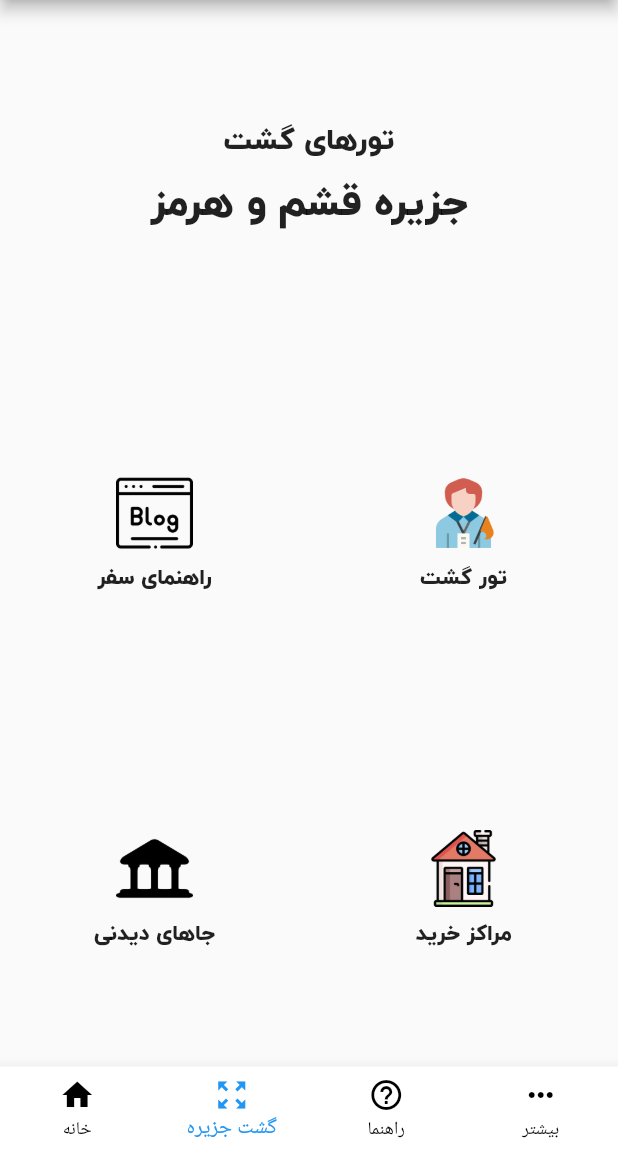
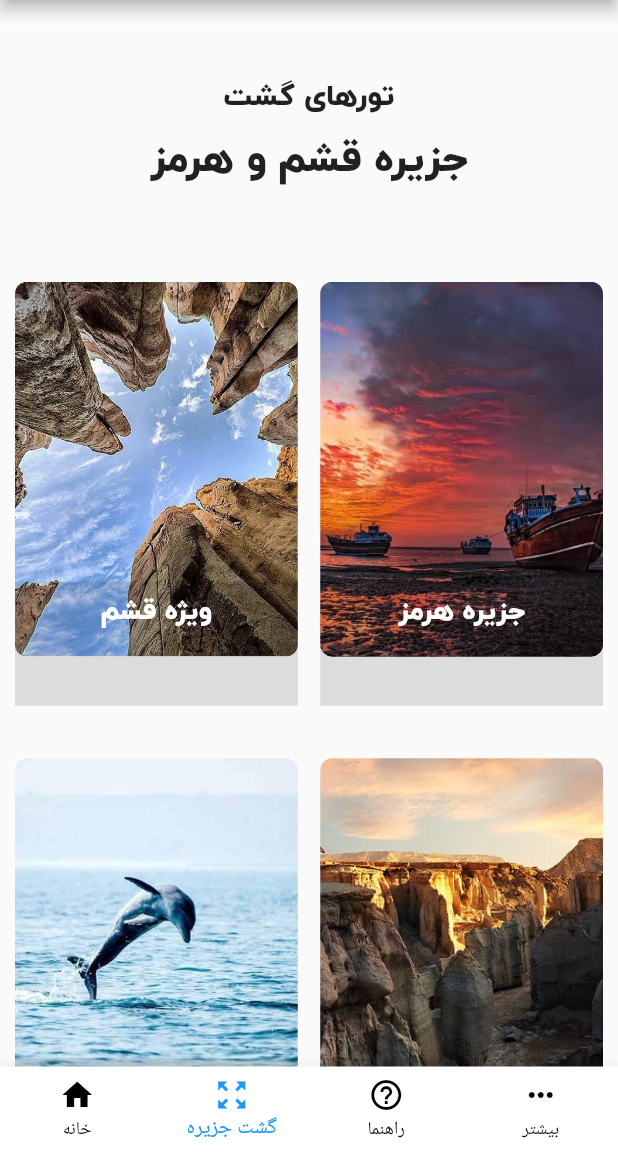
Before and after one commit to adel5151/eshmgardi-pp, a Flutter app: the screen it shows after launch, item 2 of the bottom bar chosen, on a phone screen of 412 x 824 dp, the part 84-1236 px from its top. Run offline on Flutter 3.47's test engine with Material 2 defaults, Android fonts, the phone set to English and light mode, and no system bars.

Commit message:
ListingPage

```diff
--- a/lib/bottom_navigation_bar.dart
+++ b/lib/bottom_navigation_bar.dart
@@ -16,8 +16,8 @@ int _currentIndex = 0;
 final screens = [
   HomePage(),
   ToursPage(),
+  BlogPage(),
   ListingsPage(),
-  BlogPage(),
 ];
 
 class _BottomNavigationGlobalState extends State<BottomNavigationGlobal> {
--- a/lib/common/constants.dart
+++ b/lib/common/constants.dart
@@ -19,3 +19,15 @@ const kTextBottomNavigationBar = TextStyle(
   fontSize: 14.0,
   fontWeight: FontWeight.w500,
 );
+
+const kSubtitleTextStyle = TextStyle(
+  fontSize: 22.0,
+  fontFamily: 'iranyekan',
+  fontWeight: FontWeight.w600,
+);
+
+const kTitleTextStyle = TextStyle(
+  fontSize: 30.0,
+  fontFamily: 'iranyekan',
+  fontWeight: FontWeight.w600,
+);
--- /dev/null
+++ b/lib/common/custom_title_for_pages.dart
@@ -0,0 +1,29 @@
+import 'package:qeshmi/common/constants.dart';
+import 'package:flutter/material.dart';
+
+class CustomTitleForPages extends StatelessWidget {
+  CustomTitleForPages({@required this.titleName, @required this.subTitleName});
+
+  final String titleName;
+  final String subTitleName;
+
+  @override
+  Widget build(BuildContext context) {
+    return Column(
+      mainAxisAlignment: MainAxisAlignment.center,
+      children: <Widget>[
+        Text(
+          subTitleName,
+          textAlign: TextAlign.center,
+          style: kSubtitleTextStyle,
+        ),
+        SizedBox(height: 15.0),
+        Text(
+          titleName,
+          textAlign: TextAlign.center,
+          style: kTitleTextStyle,
+        ),
+      ],
+    );
+  }
+}
--- /dev/null
+++ b/lib/common/reusable_card.dart
@@ -0,0 +1,100 @@
+import 'package:flutter/material.dart';
+
+class ReusableCard extends StatelessWidget {
+  ReusableCard({this.tourImage, this.tourName});
+  final dynamic tourImage;
+  final Widget tourName;
+
+  @override
+  Widget build(BuildContext context) {
+    return GestureDetector(
+      // onTap: onPress,
+
+      child: Container(
+        decoration: BoxDecoration(
+          borderRadius: BorderRadius.circular(24.0),
+        ),
+        child: Stack(
+          children: <Widget>[
+            Positioned(
+              width: 2.0,
+              child: Opacity(
+                opacity: 1.0,
+                child: Container(
+                  decoration: BoxDecoration(
+                    borderRadius: BorderRadius.circular(24.0),
+                    image: DecorationImage(
+                      image: AssetImage(tourImage),
+                      fit: BoxFit.fill,
+                    ),
+                  ),
+                ),
+              ),
+            ),
+            tourName,
+          ],
+        ),
+      ),
+    );
+  }
+}
+
+class ImageTextOverlay extends StatelessWidget {
+  ImageTextOverlay({this.tourImage, this.tourName, double opacity});
+
+  final tourImage;
+  final String tourName;
+
+  @override
+  Widget build(BuildContext context) {
+    return Container(
+      child: Stack(
+        children: <Widget>[
+          Container(
+            // decoration: BoxDecoration(
+            //   borderRadius: BorderRadius.circular(10.0),
+            //   boxShadow: [
+            //     BoxShadow(
+            //       blurRadius: 5.0,
+            //       color: Colors.black54,
+            //       offset: Offset(0.0, 1.5),
+            //     ),
+            //   ],
+            //   image: DecorationImage(
+            //     image: AssetImage(tourImage),
+            //     fit: BoxFit.fitHeight,
+            //   ),
+            // ),
+            child: ClipRRect(
+              borderRadius: BorderRadius.circular(8.0),
+              child: Image(
+                image: AssetImage(tourImage),
+                fit: BoxFit.cover,
+                height: 250.0,
+              ),
+            ),
+          ),
+          Positioned.fill(
+            top: 200.0,
+            child: Container(
+              color: Colors.black12,
+            ),
+          ),
+          Positioned.fill(
+            top: 210.0,
+            child: Text(
+              tourName,
+              textAlign: TextAlign.center,
+              style: TextStyle(
+                fontSize: 20.0,
+                fontWeight: FontWeight.w700,
+                fontFamily: 'iranyekan',
+                color: Colors.white,
+              ),
+            ),
+          ),
+        ],
+      ),
+    );
+  }
+}
--- a/lib/screens/listings_page.dart
+++ b/lib/screens/listings_page.dart
@@ -9,7 +9,7 @@ class _ListingsPageState extends State<ListingsPage> {
   @override
   Widget build(BuildContext context) {
     return Container(
-      child: Text('Listings'),
+      child: Center(child: Text('Listings Page')),
     );
   }
 }
--- a/lib/screens/tours_page.dart
+++ b/lib/screens/tours_page.dart
@@ -1,99 +1,46 @@
 import 'package:flutter/material.dart';
-import 'package:qeshmi/common/reusable_icon_box.dart';
-import 'package:qeshmi/common/constants.dart';
+import 'package:qeshmi/common/reusable_card.dart';
+import 'package:qeshmi/common/custom_title_for_pages.dart';
 
 class ToursPage extends StatelessWidget {
   @override
   Widget build(BuildContext context) {
-    return SafeArea(
-      child: Column(
+    return Column(
       children: <Widget>[
         Expanded(
-            child: Column(
-              mainAxisAlignment: MainAxisAlignment.center,
-              children: <Widget>[
-                Text(
-                  'تورهای گشت',
-                  textAlign: TextAlign.center,
-                  style: TextStyle(
-                    fontSize: 22.0,
-                    fontFamily: 'iranyekan',
-                    fontWeight: FontWeight.w600,
-                  ),
-                ),
-                SizedBox(height: 15.0),
-                Text(
-                  'جزیره قشم و هرمز',
-                  textAlign: TextAlign.center,
-                  style: TextStyle(
-                    fontSize: 30.0,
-                    fontFamily: 'iranyekan',
-                    fontWeight: FontWeight.w600,
-                  ),
-                ),
-              ],
+          child: CustomTitleForPages(
+            titleName: 'جزیره قشم و هرمز',
+            subTitleName: 'تورهای گشت',
           ),
         ),
         Expanded(
-            child: Row(
+            flex: 3,
+            child: GridView.count(
+              childAspectRatio: 2 / 3,
+              crossAxisCount: 2,
+              padding: EdgeInsets.all(10.0),
+              mainAxisSpacing: 35.0,
+              crossAxisSpacing: 15.0,
               children: <Widget>[
-                Expanded(
-                  child: GestureDetector(
-                    onTap: () {
-                      // setState(() {
-                      //   Navigator.push(
-                      //     context,
-                      //     MaterialPageRoute(builder: (context) => BlogPage()),
-                      // );
-                      // });
-                    },
-                    child: ReusableIconBox(
-                      image: Image.asset(
-                        'assets/images/blog.png',
-                        scale: 5.0,
+                ImageTextOverlay(
+                  tourName: 'ویژه قشم',
+                  tourImage: 'assets/images/starvalley.jpg',
                 ),
-                      title: 'راهنمای سفر',
+                ImageTextOverlay(
+                  tourName: 'جزیره هرمز',
+                  tourImage: 'assets/images/hormoz.jpg',
                 ),
+                ImageTextOverlay(
+                  tourName: 'جزیره هنگام',
+                  tourImage: 'assets/images/hengam.jpg',
                 ),
-                ),
-                Expanded(
-                  child: ReusableIconBox(
-                    image: Image.asset(
-                      'assets/images/tour.png',
-                      scale: 5.0,
-                    ),
-                    title: 'تور گشت',
-                  ),
+                ImageTextOverlay(
+                  tourName: 'نیم روزی قشم',
+                  tourImage: 'assets/images/starvalley2.jpg',
                 ),
               ],
-            ),
-          ),
-          Expanded(
-            child: Row(
-              children: <Widget>[
-                Expanded(
-                  child: ReusableIconBox(
-                    image: Image.asset(
-                      'assets/images/greek.png',
-                      scale: 5.0,
-                    ),
-                    title: 'جاهای دیدنی',
-                  ),
-                ),
-                Expanded(
-                  child: ReusableIconBox(
-                    image: Image.asset(
-                      'assets/images/architecture.png',
-                      scale: 5.0,
-                    ),
-                    title: 'مراکز خرید',
-                  ),
-                ),
+            ))
       ],
-            ),
-          ),
-        ],
-      ),
     );
   }
 }
```
Also changed, not shown: lib/screens/blog_page.dart (+69 -6 lines), assets/images/hengam.jpg (added), assets/images/hormoz.jpg (added), assets/images/starvalley.jpg (added), assets/images/starvalley2.jpg (added). Lines whose indentation alone changed are shown as unchanged.
